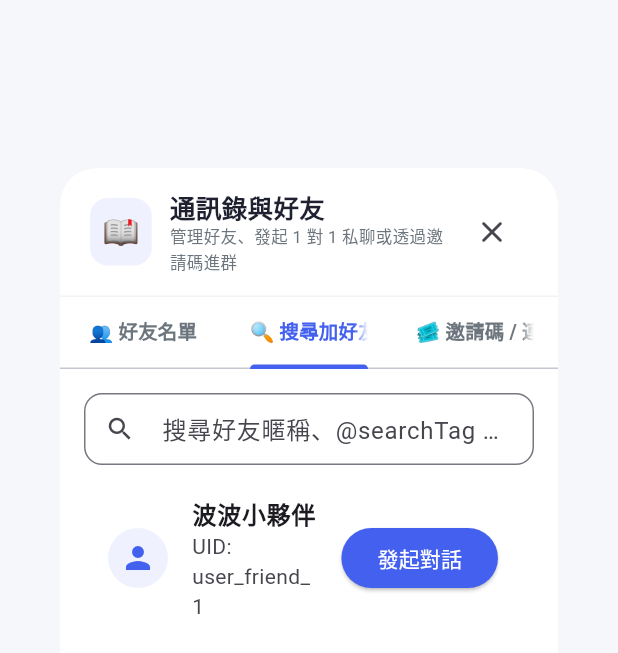
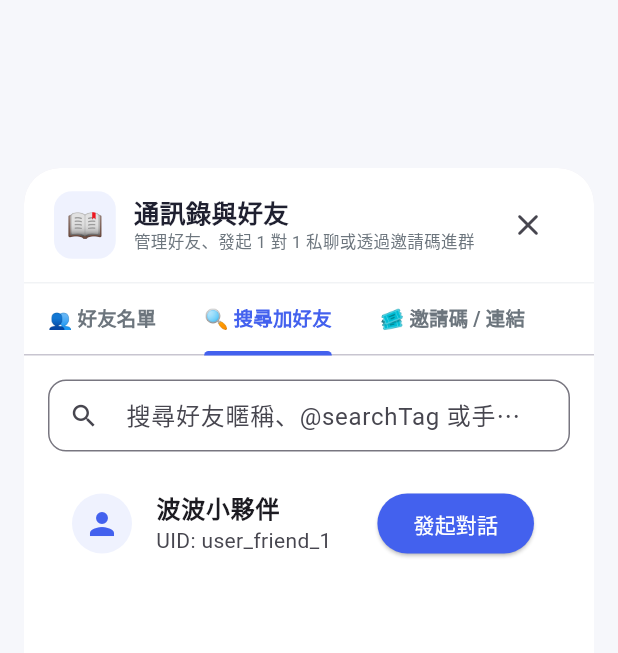
Before and after one commit to IYungHuang/pet_digit, a Flutter app: the ContactsDialog widget shown alone on an empty page, opened directly with empty values, tab 2 chosen, on a phone screen of 412 x 824 dp. Shown: the top 653 px of the screen. Run offline on Flutter 3.47's test engine with Material 3 defaults, Android fonts, the phone set to English and light mode, and no system bars; our stand-ins replace cloud_firestore, cloud_functions, dio, firebase_auth, firebase_core, firebase_storage and 4 more; missing offline and left inert: firebase_app_check; accounts and stored records are empty.

Commit message:
fix(contacts): optimize dialog inset padding and scrollable tabbar for mobile screen

```diff
--- a/lib/user/presentation/widgets/contacts_dialog.dart
+++ b/lib/user/presentation/widgets/contacts_dialog.dart
@@ -153,6 +153,7 @@ class _ContactsDialogState extends ConsumerState<ContactsDialog>
   @override
   Widget build(BuildContext context) {
     return Dialog(
+      insetPadding: const EdgeInsets.symmetric(horizontal: 16, vertical: 24),
       shape: RoundedRectangleBorder(borderRadius: BorderRadius.circular(24)),
       clipBehavior: Clip.antiAlias,
       child: ConstrainedBox(
@@ -212,6 +213,8 @@ class _ContactsDialogState extends ConsumerState<ContactsDialog>
               // TabBar
               TabBar(
                 controller: _tabController,
+                isScrollable: true,
+                tabAlignment: TabAlignment.start,
                 labelColor: const Color(0xff4361ee),
                 unselectedLabelColor: const Color(0xff6c757d),
                 indicatorColor: const Color(0xff4361ee),
@@ -337,7 +340,10 @@ class _ContactsDialogState extends ConsumerState<ContactsDialog>
               friend.nickname,
               style: const TextStyle(fontWeight: FontWeight.w700, fontSize: 14),
             ),
-            subtitle: Row(
+            subtitle: Wrap(
+              spacing: 6,
+              runSpacing: 2,
+              crossAxisAlignment: WrapCrossAlignment.center,
               children: [
                 Container(
                   padding: const EdgeInsets.symmetric(horizontal: 6, vertical: 1),
@@ -350,7 +356,6 @@ class _ContactsDialogState extends ConsumerState<ContactsDialog>
                     style: TextStyle(fontSize: 10, color: Color(0xff4361ee)),
                   ),
                 ),
-                const SizedBox(width: 6),
                 const Text('🟢 在線', style: TextStyle(fontSize: 11, color: Color(0xff16a34a))),
               ],
             ),
```
